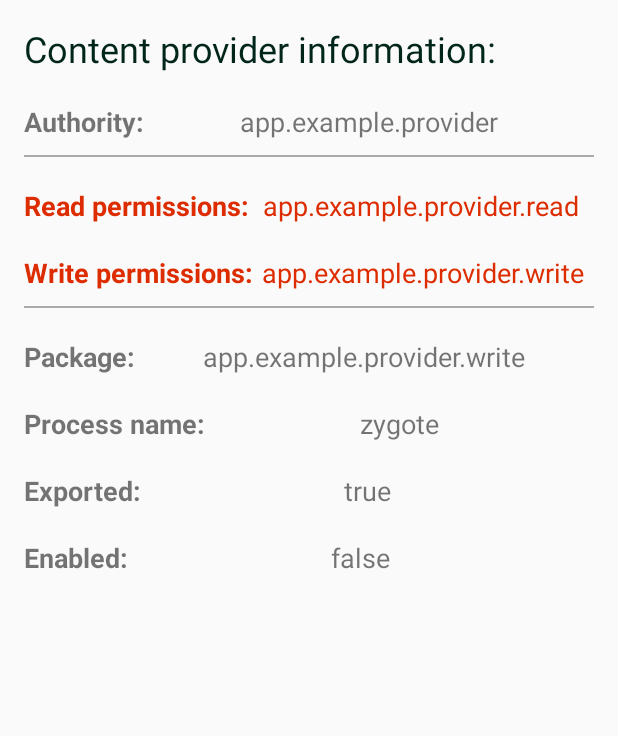
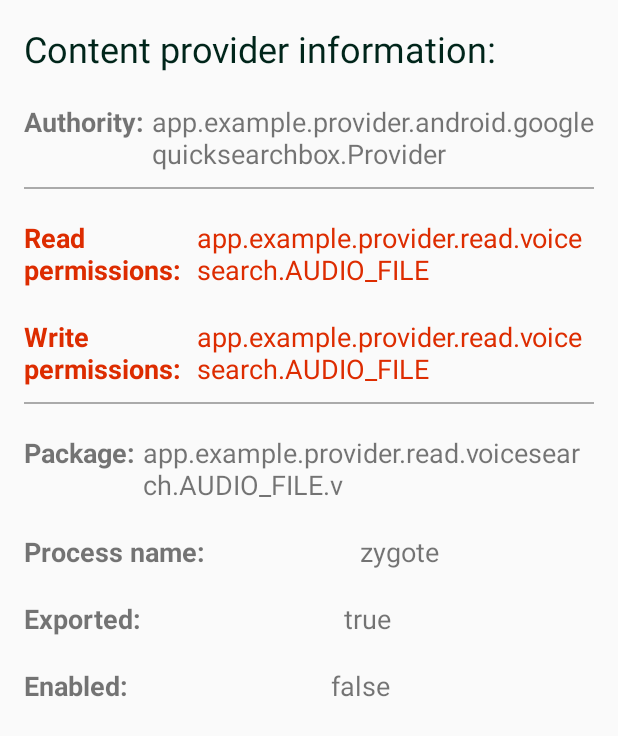
Before and after one commit to AlexeyZatsepin/CP-Tester, an Android app: the layout fragment_details_info.xml on its own in the app's theme, with its tools: preview values and no code run, on a phone screen of 412 x 824 dp. Shown: the top 736 px of the screen. Run offline under Robolectric (Android 15) with nearby library versions, the light colour scheme and no system bars.

Commit message:
add copy button

```diff
--- a/app/src/main/java/study/cp/datastoreanalisys/fragments/QueryFragment.java
+++ b/app/src/main/java/study/cp/datastoreanalisys/fragments/QueryFragment.java
@@ -1,5 +1,8 @@
 package study.cp.datastoreanalisys.fragments;
 
+import android.content.ClipData;
+import android.content.ClipboardManager;
+import android.content.Context;
 import android.content.pm.ProviderInfo;
 import android.graphics.drawable.Drawable;
 import android.net.Uri;
@@ -70,18 +73,26 @@ public class QueryFragment extends Fragment implements View.OnClickListener {
                 button.setProgress(-1);
                 return;
             }
-            Drawable icon = getResources().getDrawable(R.drawable.ic_warning, null);
+            Drawable icon = null;
             int status = getStatus(result);
-            if (status==-1) {
-                icon = getResources().getDrawable(R.drawable.ic_succes, null);
+            if (android.os.Build.VERSION.SDK_INT >= android.os.Build.VERSION_CODES.LOLLIPOP) {
+                icon = getResources().getDrawable(R.drawable.ic_warning, null);
+                if (status==-1) {
+                    icon = getResources().getDrawable(R.drawable.ic_succes, null);
+                }
             }
             button.setProgress(status);
             new AlertDialog.Builder(getContext())
                     .setTitle("Result")
                     .setIcon(icon)
                     .setMessage(result)
-                    .setPositiveButton("Ok", (dialog, which) -> {
-                    }).create().show();
+                    .setNegativeButton("Copy", (dialogInterface, i) -> {
+                        ClipboardManager clipboard = (ClipboardManager) getActivity().getSystemService(Context.CLIPBOARD_SERVICE);
+                        ClipData clip = ClipData.newPlainText("Result", result);
+                        clipboard.setPrimaryClip(clip);
+                    })
+                    .setPositiveButton("Ok", (dialog, which) -> {})
+                    .create().show();
         }catch (Throwable e){
             Toast.makeText(getContext(),e.getMessage(),Toast.LENGTH_LONG).show();
         }finally {
--- a/app/src/main/res/layout/fragment_details_info.xml
+++ b/app/src/main/res/layout/fragment_details_info.xml
@@ -32,7 +32,6 @@
         <TextView
             android:layout_width="wrap_content"
             android:layout_height="wrap_content"
-            android:layout_weight="1"
             android:minWidth="50dp"
             android:textStyle="bold"
             android:maxLines="1"
@@ -45,8 +44,72 @@
             android:layout_gravity="end"
             android:layout_height="wrap_content"
             android:textSize="18sp"
-            android:layout_weight="1"
-            tools:text="app.example.provider"/>
+            android:paddingStart="5dp"
+            android:maxLines="2"
+            android:ellipsize="end"
+            tools:text="app.example.provider.android.googlequicksearchbox.Provider"/>
+    </LinearLayout>
+
+    <View
+        android:layout_width="match_parent"
+        android:layout_height="1dp"
+        android:layout_marginTop="10dp"
+        android:background="@android:color/darker_gray"/>
+
+    <LinearLayout
+        android:orientation="horizontal"
+        android:layout_marginTop="20dp"
+        android:layout_width="match_parent"
+        android:layout_height="wrap_content">
+
+        <TextView
+            android:layout_width="110dp"
+            android:layout_height="wrap_content"
+            android:textColor="@color/colorAccent"
+            android:textStyle="bold"
+            android:lines="2"
+            android:text="@string/section_permissions_read"
+            android:textSize="18sp" />
+
+        <TextView
+            android:id="@+id/section_permissions_read"
+            android:layout_width="wrap_content"
+            android:layout_gravity="end"
+            android:layout_height="wrap_content"
+            android:textSize="18sp"
+            android:paddingStart="5dp"
+            android:textColor="@color/colorAccent"
+            android:maxLines="3"
+            android:ellipsize="end"
+            tools:text="app.example.provider.read.voicesearch.AUDIO_FILE"/>
+    </LinearLayout>
+
+    <LinearLayout
+        android:orientation="horizontal"
+        android:layout_marginTop="20dp"
+        android:layout_width="match_parent"
+        android:layout_height="wrap_content">
+
+        <TextView
+            android:layout_width="110dp"
+            android:layout_height="wrap_content"
+            android:textStyle="bold"
+            android:lines="2"
+            android:textColor="@color/colorAccent"
+            android:text="@string/section_permissions_write"
+            android:textSize="18sp" />
+
+        <TextView
+            android:id="@+id/section_permissions_write"
+            android:layout_width="wrap_content"
+            android:layout_gravity="end"
+            android:layout_height="wrap_content"
+            android:textSize="18sp"
+            android:paddingStart="5dp"
+            android:textColor="@color/colorAccent"
+            android:maxLines="3"
+            android:ellipsize="end"
+            tools:text="app.example.provider.read.voicesearch.AUDIO_FILE"/>
     </LinearLayout>
 
     <View
@@ -64,80 +127,20 @@
         <TextView
             android:layout_width="wrap_content"
             android:layout_height="wrap_content"
-            android:layout_weight="1"
-            android:textColor="@color/colorAccent"
             android:textStyle="bold"
-            android:minWidth="60dp"
-            android:text="@string/section_permissions_read"
-            android:textSize="18sp" />
-
-        <TextView
-            android:id="@+id/section_permissions_read"
-            android:layout_width="wrap_content"
-            android:layout_gravity="end"
-            android:layout_height="wrap_content"
-            android:textSize="18sp"
-            android:textColor="@color/colorAccent"
-            android:layout_weight="1"
-            tools:text="app.example.provider.read"/>
-    </LinearLayout>
-
-    <LinearLayout
-        android:orientation="horizontal"
-        android:layout_marginTop="20dp"
-        android:layout_width="match_parent"
-        android:layout_height="wrap_content">
-
-        <TextView
-            android:layout_width="wrap_content"
-            android:layout_height="wrap_content"
-            android:layout_weight="1"
-            android:textStyle="bold"
-            android:minWidth="60dp"
-            android:textColor="@color/colorAccent"
-            android:text="@string/section_permissions_write"
-            android:textSize="18sp" />
-
-        <TextView
-            android:id="@+id/section_permissions_write"
-            android:layout_width="wrap_content"
-            android:layout_gravity="end"
-            android:layout_height="wrap_content"
-            android:textSize="18sp"
-            android:textColor="@color/colorAccent"
-            android:layout_weight="1"
-            tools:text="app.example.provider.write"/>
-    </LinearLayout>
-
-    <View
-        android:layout_width="match_parent"
-        android:layout_height="1dp"
-        android:layout_marginTop="10dp"
-        android:background="@android:color/darker_gray"/>
-
-    <LinearLayout
-        android:orientation="horizontal"
-        android:layout_marginTop="20dp"
-        android:layout_width="match_parent"
-        android:layout_height="wrap_content">
-
-        <TextView
-            android:layout_width="wrap_content"
-            android:layout_height="wrap_content"
-            android:layout_weight="1"
-            android:textStyle="bold"
-            android:minWidth="50dp"
+            android:minWidth="70dp"
+            android:maxLines="1"
             android:text="@string/section_package"
             android:textSize="18sp" />
 
         <TextView
             android:id="@+id/section_package"
-            android:layout_width="wrap_content"
+            android:layout_width="match_parent"
+            android:layout_height="wrap_content"
             android:layout_gravity="end"
-            android:layout_height="wrap_content"
+            android:paddingLeft="5dp"
             android:textSize="18sp"
-            android:layout_weight="1"
-            tools:text="app.example.provider.write"/>
+            tools:text="app.example.provider.read.voicesearch.AUDIO_FILE.v" />
     </LinearLayout>
 
     <LinearLayout
```
